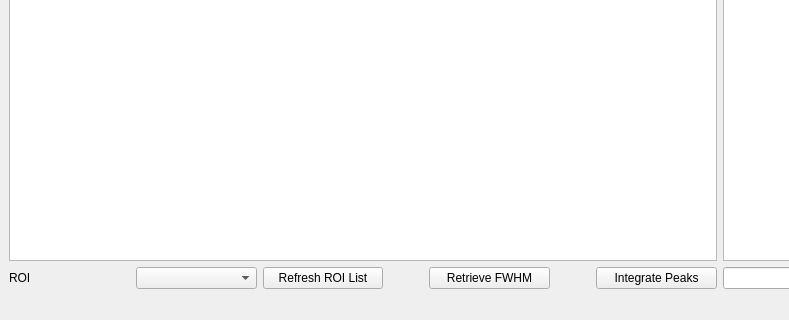
Qt form scripts/HFIR_4Circle_Reduction/SinglePtIntegrationWindow.ui (mantidproject/mantid) before a commit; both pictures show x 0 to 789 and y 481 to 801 of the 1440 by 801 pixel window.
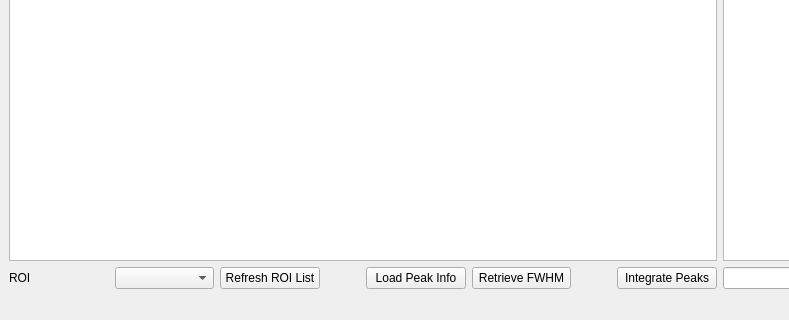
The same form after that commit. Custom widgets are drawn as their Qt base class.

Commit message: Refs #21837. Edited interface doc.

The edit to the form file:
```diff
--- a/scripts/HFIR_4Circle_Reduction/SinglePtIntegrationWindow.ui
+++ b/scripts/HFIR_4Circle_Reduction/SinglePtIntegrationWindow.ui
@@ -50,6 +50,16 @@
         </property>
        </spacer>
       </item>
+      <item>
+       <widget class="QPushButton" name="pushButton_loadPeakInfoFile">
+        <property name="toolTip">
+         <string>&lt;html&gt;&lt;head/&gt;&lt;body&gt;&lt;p&gt;Load a CSV file that an integration table was exported to.&lt;/p&gt;&lt;/body&gt;&lt;/html&gt;</string>
+        </property>
+        <property name="text">
+         <string>Load Peak Info</string>
+        </property>
+       </widget>
+      </item>
       <item>
        <widget class="QPushButton" name="pushButton_retrieveFWHM">
         <property name="text">
```
Left out of the diff: 2 changed lines with no effect on the pictures. The commit also changes 3 other files.
